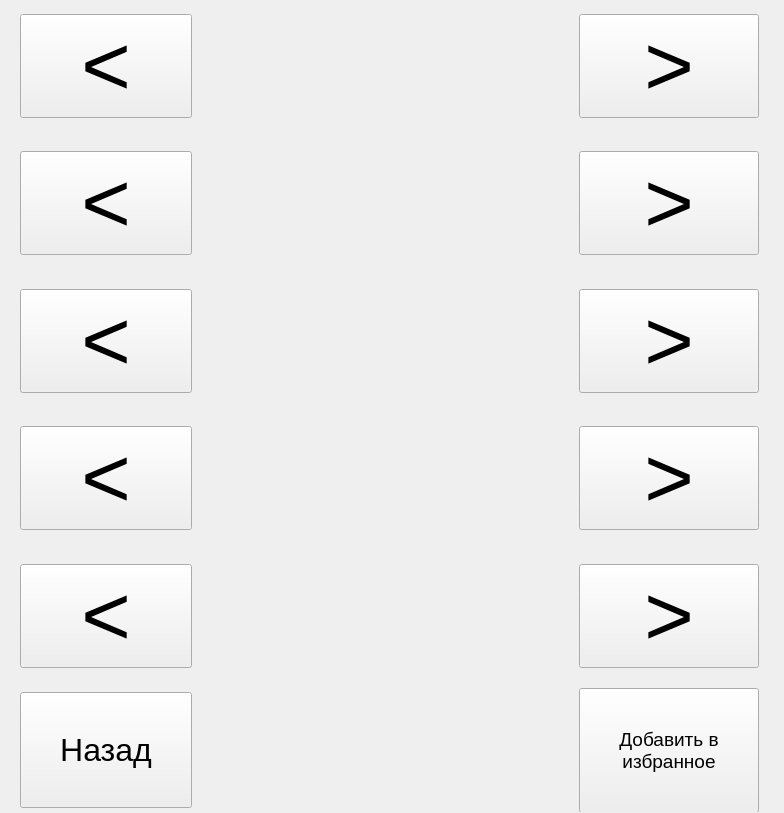
Before: the Qt Designer form styles_ui/viperr.ui in yonglore/item-collector, drawn with Qt 5.
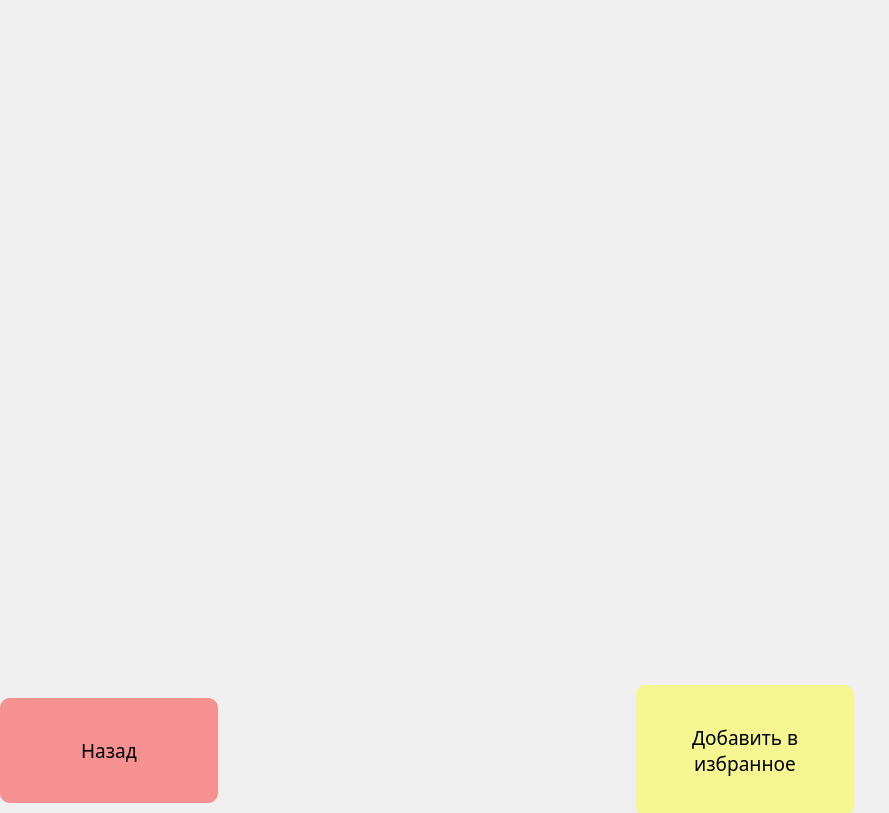
After: the same form once the commit is applied.

What changed in the file:
```diff
--- a/styles_ui/viperr.ui
+++ b/styles_ui/viperr.ui
@@ -6,7 +6,7 @@
    <rect>
     <x>0</x>
     <y>0</y>
-    <width>784</width>
+    <width>889</width>
     <height>813</height>
    </rect>
   </property>
@@ -16,10 +16,10 @@
   <widget class="QWidget" name="layoutWidget">
    <property name="geometry">
     <rect>
-     <x>20</x>
+     <x>0</x>
      <y>0</y>
-     <width>739</width>
-     <height>812</height>
+     <width>854</width>
+     <height>816</height>
     </rect>
    </property>
    <property name="font">
@@ -38,8 +38,19 @@
         <pointsize>64</pointsize>
        </font>
       </property>
+      <property name="styleSheet">
+       <string notr="true">padding: 25;
+outline: none;
+border: none;</string>
+      </property>
       <property name="text">
-       <string>&gt;</string>
+       <string/>
+      </property>
+      <property name="iconSize">
+       <size>
+        <width>300</width>
+        <height>300</height>
+       </size>
       </property>
      </widget>
     </item>
@@ -73,8 +84,19 @@
         <pointsize>64</pointsize>
        </font>
       </property>
+      <property name="styleSheet">
+       <string notr="true">padding: 25;
+outline: none;
+border: none;</string>
+      </property>
       <property name="text">
-       <string>&gt;</string>
+       <string/>
+      </property>
+      <property name="iconSize">
+       <size>
+        <width>300</width>
+        <height>300</height>
+       </size>
       </property>
      </widget>
     </item>
@@ -85,8 +107,19 @@
         <pointsize>64</pointsize>
        </font>
       </property>
+      <property name="styleSheet">
+       <string notr="true">padding: 25;
+outline: none;
+border: none;</string>
+      </property>
       <property name="text">
-       <string>&lt;</string>
+       <string/>
+      </property>
+      <property name="iconSize">
+       <size>
+        <width>300</width>
+        <height>300</height>
+       </size>
       </property>
      </widget>
     </item>
@@ -97,8 +130,19 @@
         <pointsize>64</pointsize>
        </font>
       </property>
+      <property name="styleSheet">
+       <string notr="true">padding: 25;
+outline: none;
+border: none;</string>
+      </property>
       <property name="text">
-       <string>&lt;</string>
+       <string/>
+      </property>
+      <property name="iconSize">
+       <size>
+        <width>300</width>
+        <height>300</height>
+       </size>
       </property>
      </widget>
     </item>
@@ -109,8 +153,19 @@
         <pointsize>64</pointsize>
        </font>
       </property>
+      <property name="styleSheet">
+       <string notr="true">padding: 25;
+outline: none;
+border: none;</string>
+      </property>
       <property name="text">
-       <string>&lt;</string>
+       <string/>
+      </property>
+      <property name="iconSize">
+       <size>
+        <width>300</width>
+        <height>300</height>
+       </size>
       </property>
      </widget>
     </item>
@@ -121,8 +176,19 @@
         <pointsize>64</pointsize>
        </font>
       </property>
+      <property name="styleSheet">
+       <string notr="true">padding: 25;
+outline: none;
+border: none;</string>
+      </property>
       <property name="text">
-       <string>&lt;</string>
+       <string/>
+      </property>
+      <property name="iconSize">
+       <size>
+        <width>300</width>
+        <height>300</height>
+       </size>
       </property>
      </widget>
     </item>
@@ -162,8 +228,19 @@
         <pointsize>64</pointsize>
        </font>
       </property>
+      <property name="styleSheet">
+       <string notr="true">padding: 25;
+outline: none;
+border: none;</string>
+      </property>
       <property name="text">
-       <string>&lt;</string>
+       <string/>
+      </property>
+      <property name="iconSize">
+       <size>
+        <width>300</width>
+        <height>300</height>
+       </size>
       </property>
      </widget>
     </item>
@@ -174,8 +251,19 @@
         <pointsize>64</pointsize>
        </font>
       </property>
+      <property name="styleSheet">
+       <string notr="true">padding: 25;
+outline: none;
+border: none;</string>
+      </property>
       <property name="text">
-       <string>&gt;</string>
+       <string/>
+      </property>
+      <property name="iconSize">
+       <size>
+        <width>300</width>
+        <height>300</height>
+       </size>
       </property>
      </widget>
     </item>
@@ -209,8 +297,19 @@
         <pointsize>64</pointsize>
        </font>
       </property>
+      <property name="styleSheet">
+       <string notr="true">padding: 25;
+outline: none;
+border: none;</string>
+      </property>
       <property name="text">
-       <string>&gt;</string>
+       <string/>
+      </property>
+      <property name="iconSize">
+       <size>
+        <width>300</width>
+        <height>300</height>
+       </size>
       </property>
      </widget>
     </item>
@@ -221,8 +320,19 @@
         <pointsize>64</pointsize>
        </font>
       </property>
+      <property name="styleSheet">
+       <string notr="true">padding: 25;
+outline: none;
+border: none;</string>
+      </property>
       <property name="text">
-       <string>&gt;</string>
+       <string/>
+      </property>
+      <property name="iconSize">
+       <size>
+        <width>300</width>
+        <height>300</height>
+       </size>
       </property>
      </widget>
     </item>
@@ -282,11 +392,21 @@
      <widget class="QPushButton" name="favourites">
       <property name="font">
        <font>
+        <family>Rockwell</family>
         <pointsize>14</pointsize>
        </font>
       </property>
       <property name="styleSheet">
-       <string notr="true">padding: none;</string>
+       <string notr="true">QPushButton{
+padding: none;
+border: transparent solid;
+background-color: rgba(255, 255, 0,100);
+border-radius: 10%;
+
+}
+QPushButton:hover{
+background-color: rgba(90,90,90,100);
+}</string>
       </property>
       <property name="text">
        <string>Добавить в 
@@ -298,12 +418,21 @@
      <widget class="QPushButton" name="back">
       <property name="font">
        <font>
-        <pointsize>24</pointsize>
+        <family>Rockwell</family>
+        <pointsize>14</pointsize>
        </font>
       </property>
       <property name="styleSheet">
-       <string notr="true">padding: none;
-</string>
+       <string notr="true">QPushButton{
+padding: none;
+border: transparent solid;
+background-color: rgba(255, 0, 0,100);
+border-radius: 10%;
+
+}
+QPushButton:hover{
+background-color: rgba(90,90,90,100);
+}</string>
       </property>
       <property name="text">
        <string>Назад</string>
```
